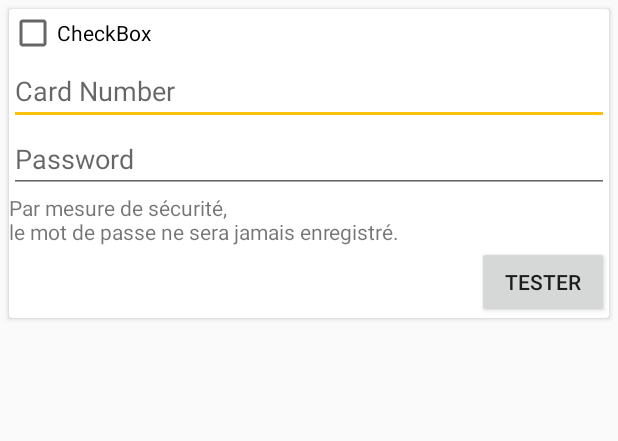
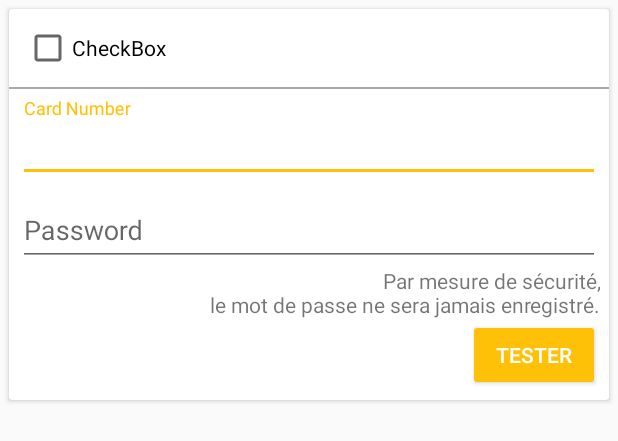
Before and after one commit to ericmatte/Budgeto, an Android app: the layout card.xml on its own in the app's theme, with its tools: preview values and no code run, on a phone screen of 412 x 824 dp. Shown: the top 441 px of the screen. Run offline under Robolectric (Android 15) with nearby library versions, the phone set to English and light mode, and no system bars.

Commit message:
Better bank cards

```diff
--- a/app/Budgeto/app/src/main/res/layout/card.xml
+++ b/app/Budgeto/app/src/main/res/layout/card.xml
@@ -23,7 +23,8 @@
                 android:text="CheckBox"
                 android:layout_width="match_parent"
                 android:layout_height="wrap_content"
-                android:id="@+id/cbxBankName" />
+                android:id="@+id/cbxBankName"
+                android:layout_margin="10dp" />
 
             <LinearLayout
                 android:orientation="vertical"
@@ -31,13 +32,34 @@
                 android:layout_height="match_parent"
                 android:id="@+id/layMore">
 
+                <View
+                    android:layout_width="match_parent"
+                    android:layout_height="1dp"
+                    android:background="@android:color/darker_gray"/>
+
+                <LinearLayout
+                    android:orientation="vertical"
+                    android:layout_width="match_parent"
+                    android:layout_height="match_parent"
+                    android:layout_margin="6dp">
+
+                    <android.support.design.widget.TextInputLayout
+                        android:layout_width="match_parent"
+                        android:layout_height="wrap_content">
+
                         <EditText
+                            android:id="@+id/txtCredential"
                             android:layout_width="match_parent"
                             android:layout_height="wrap_content"
-                    android:inputType="textPersonName"
                             android:hint="Card Number"
-                    android:ems="10"
-                    android:id="@+id/txtCredential" />
+                            android:maxLines="1"
+                            android:inputType="text" />
+
+                    </android.support.design.widget.TextInputLayout>
+
+                    <android.support.design.widget.TextInputLayout
+                        android:layout_width="match_parent"
+                        android:layout_height="wrap_content">
 
                         <EditText
                             android:id="@+id/txtPassword"
@@ -50,11 +72,15 @@
                             android:inputType="textPassword"
                             android:maxLines="1"/>
 
+                    </android.support.design.widget.TextInputLayout>
+
+
                     <TextView
                         android:text="Par mesure de sécurité,\nle mot de passe ne sera jamais enregistré."
                         android:layout_width="match_parent"
                         android:layout_height="wrap_content"
-                    android:id="@+id/textView2" />
+                        android:id="@+id/textView2"
+                        android:gravity="right" />
 
                     <GridLayout
                         android:layout_width="match_parent"
@@ -62,14 +88,15 @@
                         android:elevation="1dp">
 
                         <ProgressBar
-                        style="?android:attr/progressBarStyle"
+                            style="@android:style/Widget.DeviceDefault.Light.ProgressBar.Small"
                             android:layout_width="wrap_content"
                             android:layout_height="wrap_content"
                             android:id="@+id/pbTestBank"
                             android:layout_weight="1"
                             android:layout_row="0"
                             android:layout_column="1"
-                        android:visibility="invisible" />
+                            android:visibility="invisible"
+                            android:layout_gravity="right|center_vertical" />
 
                         <Button
                             android:text="Tester"
@@ -78,8 +105,10 @@
                             android:id="@+id/btnTestBank"
                             android:layout_weight="1"
                             android:layout_row="0"
-                        android:layout_column="2" />
+                            android:layout_column="2"
+                            style="@style/Widget.AppCompat.Button.Colored" />
                     </GridLayout>
+                </LinearLayout>
 
             </LinearLayout>
 
--- a/app/Budgeto/app/src/main/res/values/colors.xml
+++ b/app/Budgeto/app/src/main/res/values/colors.xml
@@ -5,8 +5,8 @@
     <color name="colorAccent">#ffc107</color>
     <array name="colorsSetupActivity">
         <item>#1e3e2d</item>
-        <item>#add4d4</item>
-        <item>#94e696</item>
+        <item>#cae4ef</item>
+        <item>#7ece82</item>
         <item>#ecf1ec</item>
     </array>
 </resources>
```
Also changed, not shown: app/Budgeto/app/src/main/java/com/endless/budgeto/SetupActivity.java (+2 -17 lines), app/Budgeto/app/src/main/res/drawable/ic_lock.xml (added, +7 -0 lines), app/Budgeto/app/src/main/res/drawable/ic_piggy_bank.xml (added, +20 -0 lines), app/Budgeto/app/src/main/res/drawable/ic_verified_user_black_24dp.xml (deleted, +0 -9 lines), app/Budgeto/app/src/main/res/layout/fragment_banks.xml (+35 -5 lines), app/Budgeto/app/src/main/res/layout/fragment_pin_chooser.xml (+5 -12 lines). Lines whose indentation alone changed are shown as unchanged.
